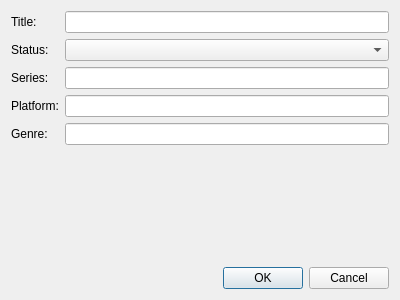
Above: src/ui/dialogaddgame.ui from LeftySolara/gbt before the change. Below: the same form after it.
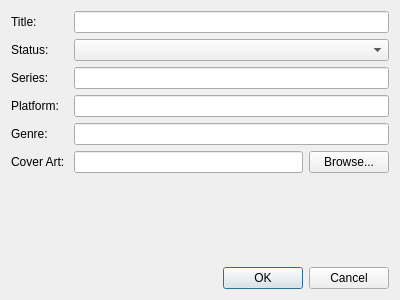
That is the form after the change.

Commit message: Add GUI elements for adding artwork path to database

What changed in the file:
```diff
--- a/src/ui/dialogaddgame.ui
+++ b/src/ui/dialogaddgame.ui
@@ -66,6 +66,27 @@
      <item row="4" column="1">
       <widget class="QLineEdit" name="lineEditGenre"/>
      </item>
+     <item row="5" column="0">
+      <widget class="QLabel" name="labelArtwork">
+       <property name="text">
+        <string>Cover Art: </string>
+       </property>
+      </widget>
+     </item>
+     <item row="5" column="1">
+      <layout class="QHBoxLayout" name="hLayoutArtwork">
+       <item>
+        <widget class="QLineEdit" name="lineEditArtPath"/>
+       </item>
+       <item>
+        <widget class="QPushButton" name="pushButtonBrowse">
+         <property name="text">
+          <string>Browse...</string>
+         </property>
+        </widget>
+       </item>
+      </layout>
+     </item>
     </layout>
    </item>
    <item>
```
The commit also changes 5 other files.
